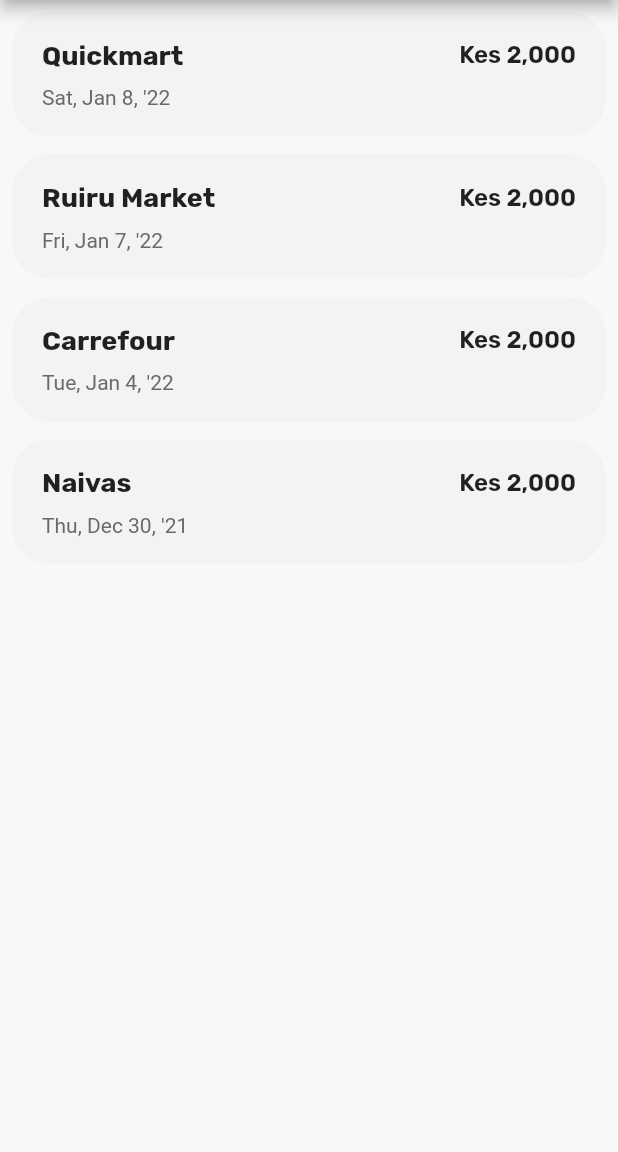
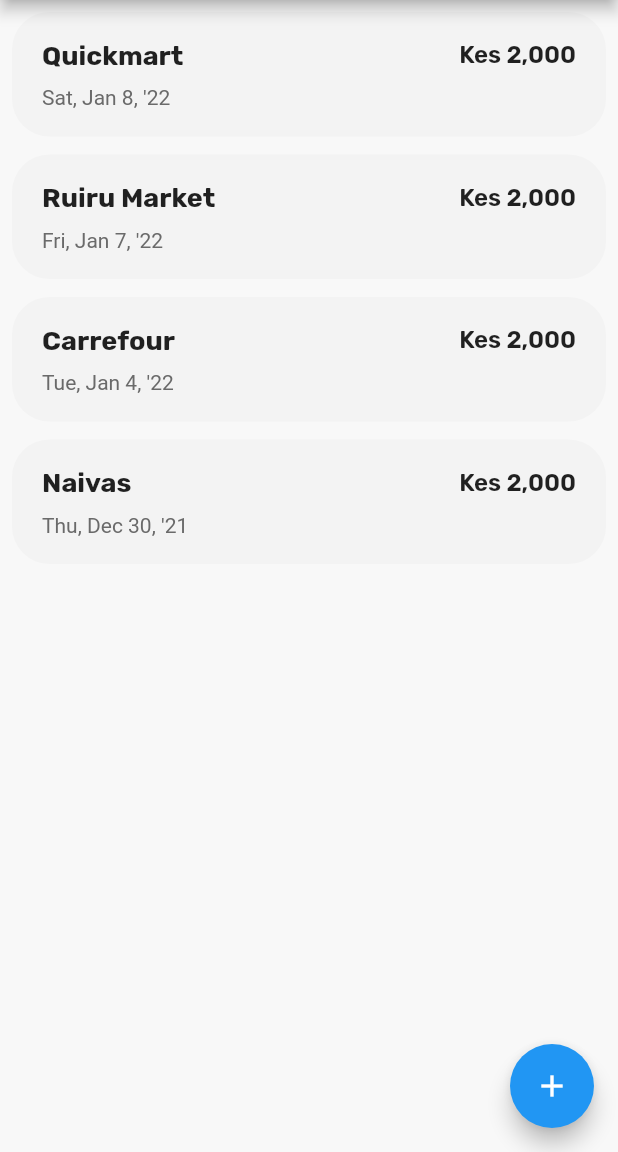
Before and after one commit to sanjeevbishnoi/shilingi, a Flutter app: the screen it shows after launch, on a phone screen of 412 x 824 dp, the part 84-1236 px from its top. Run offline on Flutter 3.47's test engine with Material 2 defaults, Android fonts, the phone set to English and light mode, and no system bars; our stand-ins replace google_fonts.

Commit message:
add a floating button to add a purchase

```diff
--- a/app-flutter/lib/main.dart
+++ b/app-flutter/lib/main.dart
@@ -31,6 +31,8 @@ class Main extends StatelessWidget {
       appBar: AppBar(title: const Text('Shilingi')),
       body: const PurchasesPage(),
       backgroundColor: const Color(0xFFF8F8F8),
+      floatingActionButton:
+          FloatingActionButton(child: const Icon(Icons.add), onPressed: () {}),
     );
   }
 }
```
